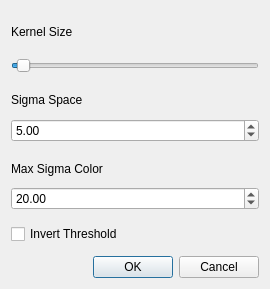
First picture: the form in gui/parametersdialog.ui, repository librehat/caiga, before the edit.
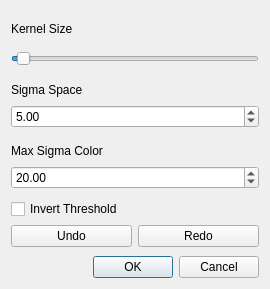
Second picture: the form after the edit.

```diff
--- a/gui/parametersdialog.ui
+++ b/gui/parametersdialog.ui
@@ -102,6 +102,24 @@
      </property>
     </widget>
    </item>
+   <item>
+    <layout class="QHBoxLayout" name="horizontalLayout">
+     <item>
+      <widget class="QPushButton" name="undoButton">
+       <property name="text">
+        <string>Undo</string>
+       </property>
+      </widget>
+     </item>
+     <item>
+      <widget class="QPushButton" name="redoButton">
+       <property name="text">
+        <string>Redo</string>
+       </property>
+      </widget>
+     </item>
+    </layout>
+   </item>
    <item alignment="Qt::AlignBottom">
     <widget class="QDialogButtonBox" name="buttonBox">
      <property name="orientation">
```
